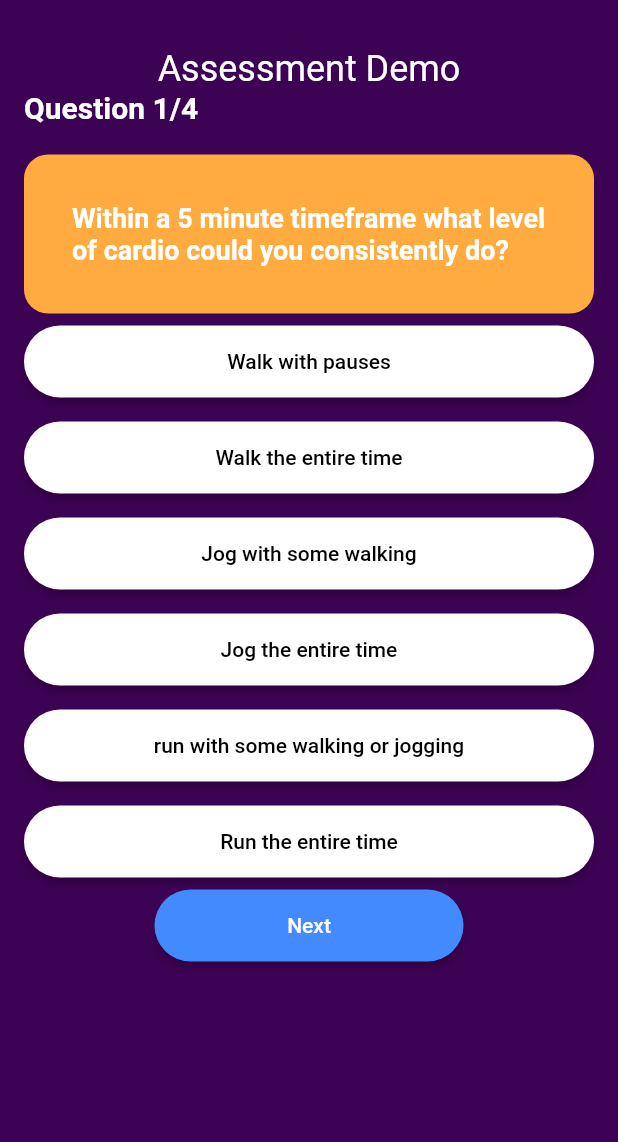
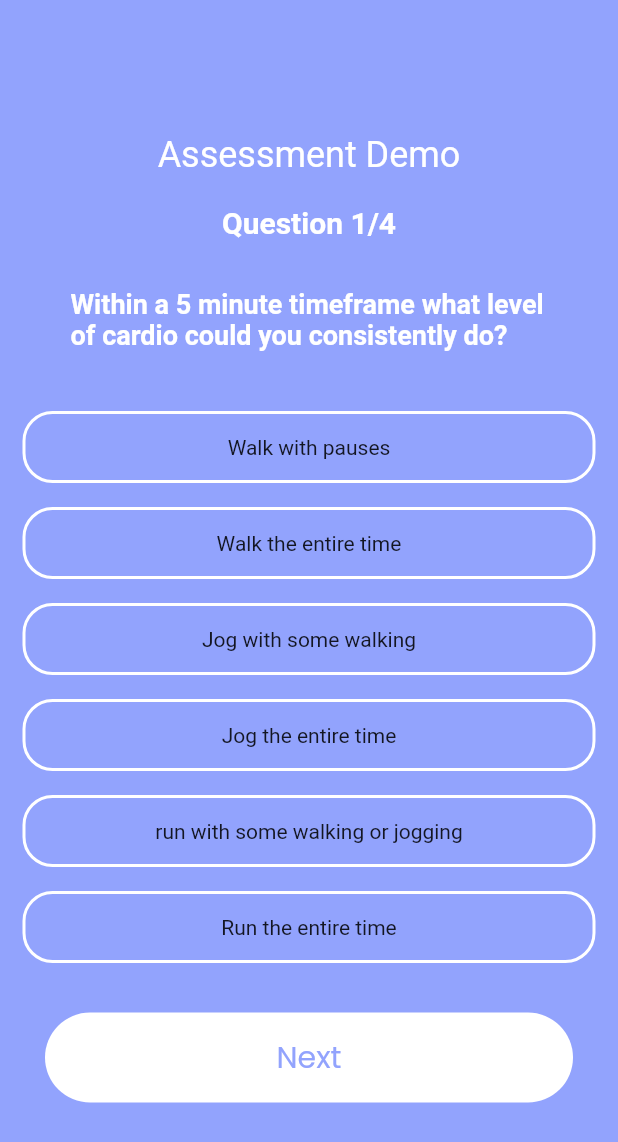
Before and after one commit to hjmamun/HealthE, a Flutter app: the QuizScreen screen opened directly, on a phone screen of 412 x 824 dp. Shown: the top 1142 px of the screen. Run offline on Flutter 3.47's test engine with Material 2 defaults, Android fonts, the phone set to English and light mode, and no system bars; our stand-ins replace fluttertoast, get, google_fonts.

```diff
--- a/lib/screen/assisment_screen/assisment_screen.dart
+++ b/lib/screen/assisment_screen/assisment_screen.dart
@@ -1,7 +1,13 @@
-import 'dart:async';
+
 
 import 'package:flutter/material.dart';
+import 'package:get/get.dart';
+import 'package:google_fonts/google_fonts.dart';
 import 'package:healthe/screen/assisment_screen/question_model.dart';
+import 'package:healthe/screen/login_screen/login_screen.dart';
+
+import '../../value/color.dart';
+
 
 
 class QuizScreen extends StatefulWidget {
@@ -20,11 +26,24 @@ class _QuizScreenState extends State<QuizScreen> {
   Widget build(BuildContext context) {
     return Scaffold(
         resizeToAvoidBottomInset : false,
-        backgroundColor: const Color.fromARGB(255, 60, 2, 83),
+
 
         body: Container(
-          margin: const EdgeInsets.symmetric(horizontal: 16, vertical: 32),
-          child: Column(children: [
+
+          padding: const EdgeInsets.only(left: 15,right: 15,),
+          alignment: Alignment.center,
+          decoration: BoxDecoration(
+            gradient: LinearGradient(
+              colors: [gradientColors_1, gradientColors_1],
+              begin: const FractionalOffset(0.0, 0.0),
+              end: const FractionalOffset(0.5, 0.0),
+            ),
+          ),
+          child: Column(
+              mainAxisAlignment: MainAxisAlignment.center,
+              crossAxisAlignment: CrossAxisAlignment.center,
+              children: [
+
             const Text(
               "Assessment Demo",
               style: TextStyle(
@@ -32,6 +51,7 @@ class _QuizScreenState extends State<QuizScreen> {
                 fontSize: 24,
               ),
             ),
+            const SizedBox(height: 20,),
             _questionWidget(),
             _answerList(),
             _nextButton(),
@@ -45,7 +65,9 @@ class _QuizScreenState extends State<QuizScreen> {
       crossAxisAlignment: CrossAxisAlignment.start,
       mainAxisAlignment: MainAxisAlignment.center,
       children: [
-        Text(
+        Container(
+          alignment: Alignment.center,
+          child: Text(
             "Question ${currentQuestion + 1}/${questionList.length.toString()}",
             style: const TextStyle(
               color: Colors.white,
@@ -53,13 +75,14 @@ class _QuizScreenState extends State<QuizScreen> {
               fontWeight: FontWeight.w600,
             ),
           ),
-        const SizedBox(height: 20),
+        ),
+
         Container(
           alignment: Alignment.center,
           width: double.infinity,
           padding: const EdgeInsets.all(32),
           decoration: BoxDecoration(
-            color: Colors.orangeAccent,
+            //color: Colors.white,
             borderRadius: BorderRadius.circular(16),
           ),
           child: Text(
@@ -97,25 +120,36 @@ class _QuizScreenState extends State<QuizScreen> {
       isLastQuestion = true;
     }
 
-    return Container(
-      width: MediaQuery.of(context).size.width * 0.5,
-      height: 48,
-      child: ElevatedButton(
-          style: ElevatedButton.styleFrom(
-            shape: const StadiumBorder(),
-            primary: Colors.blueAccent,
-            onPrimary: Colors.white,
-          ),
-          onPressed: () {
+    return InkWell(
+      onTap: () {
+
+        if(isLastQuestion==true){
+          Get.to(()=>const LoginScreen());
+        }else{
           _questionWidget();
 
           setState(() {
             currentQuestion++;
           });
+        }
+
 
       },
-          child: const Text("Next")),
+      child: Container(
+        height: 60,
+        alignment: Alignment.center,
+        margin: const EdgeInsets.only(left: 15, right: 15,top: 25),
+        decoration: BoxDecoration(color: whiteColors, borderRadius: BorderRadius.circular(99)),
+        child: Text(
+          "Next",
+          style: GoogleFonts.poppins(fontSize: 20, fontWeight: FontWeight.normal, color: gradientColors_1),
+        ),
+      ),
     );
+
+
+
+
   }
 
   // Widget for Each Answer button
@@ -123,18 +157,8 @@ class _QuizScreenState extends State<QuizScreen> {
 
     bool isSelected = answer == selectedAnswer;
 
-    return Container(
-      width: double.infinity,
-      margin: const EdgeInsets.symmetric(vertical: 8),
-      height: 48,
-      child: ElevatedButton(
-        style: ElevatedButton.styleFrom(
-          shape: const StadiumBorder(),
-          primary: isSelected ? Colors.orangeAccent : Colors.white,
-          onPrimary: isSelected ? Colors.white : Colors.black,
-        ),
-        onPressed: () {
-
+    return InkWell(
+      onTap: (){
         if (selectedAnswer == null && answer.isCorrect) {
           score++;
         }
@@ -143,7 +167,20 @@ class _QuizScreenState extends State<QuizScreen> {
           selectedAnswer = answer;
         });
       },
-        child: Text(answer.answerText),
+      child: Container(
+        width: double.infinity,
+        margin: const EdgeInsets.symmetric(vertical: 8),
+        height: 48,
+        alignment: Alignment.center,
+        decoration: BoxDecoration(
+          color: isSelected ?Colors.white :  gradientColors_1,
+          borderRadius: BorderRadius.circular(20),
+          border: Border.all(
+            color: Colors.white,
+            width: 2
+          )
+        ),
+        child:Text(answer.answerText),
       ),
     );
   }
```
Also changed, not shown: lib/screen/common_widget/app_large_text.dart (added, +24 -0 lines), lib/screen/home_screen/MainPage.dart (added, +157 -0 lines), lib/screen/home_screen/home_screen.dart (+39 -6 lines), lib/screen/home_screen/progress.dart (added, +12 -0 lines), lib/screen/home_screen/user_settings.dart (added, +13 -0 lines), lib/screen/home_screen/workouts.dart (added, +12 -0 lines), lib/screen/splash_screen.dart (+3 -4 lines). Lines whose indentation alone changed are shown as unchanged.
